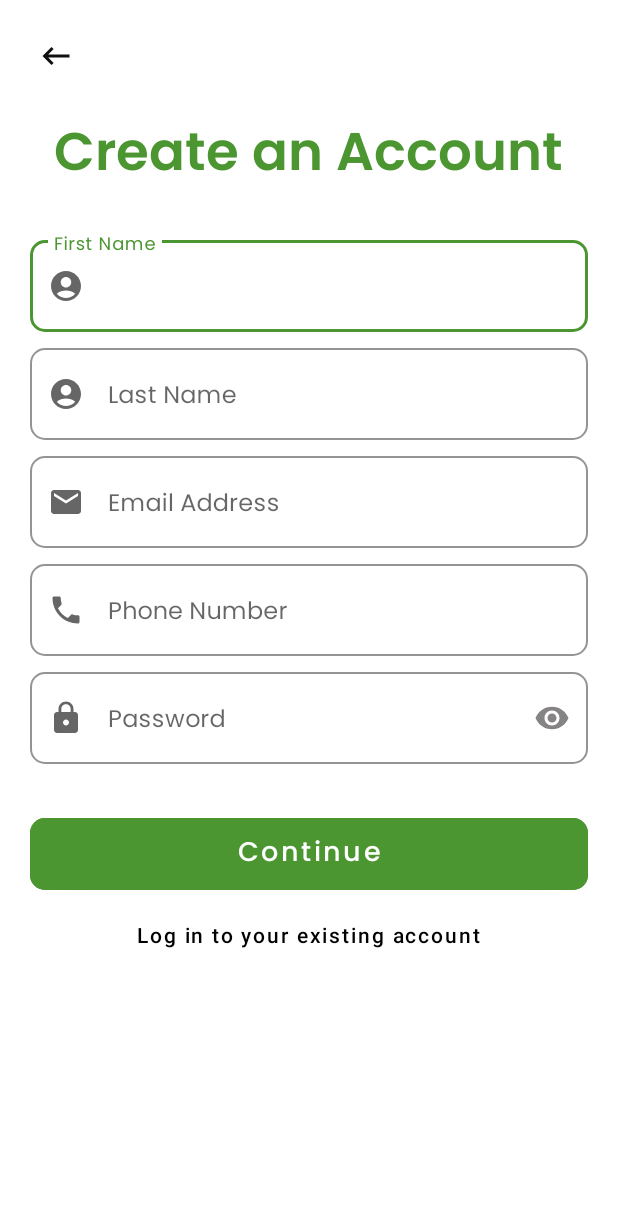
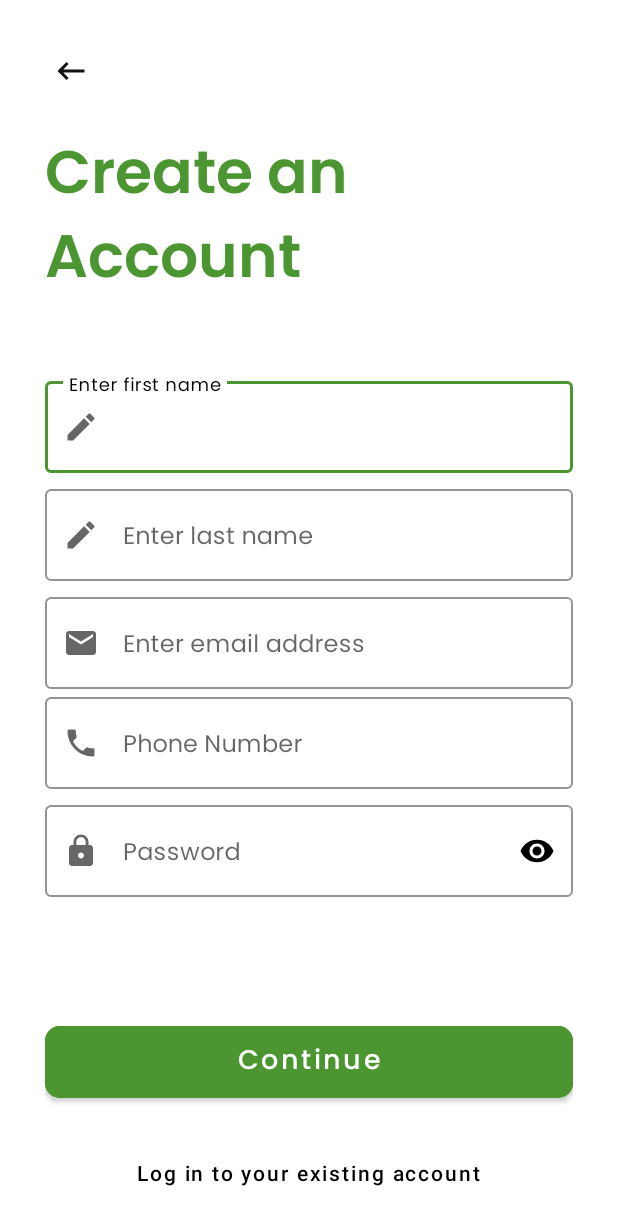
Before and after one commit to ziennn/LuminousBank, an Android app: the Register screen opened directly, with no data from a screen before it, on a phone screen of 412 x 824 dp. Shown: the top 1225 px of the screen. Run offline under Robolectric (Android 15) with nearby library versions, the phone set to English and light mode, and no system bars; our stand-ins replace Firebase (no records; nobody signed in at launch, a user with empty details on screens opened directly).

Commit message:
Revert "edit designs"
This reverts commit e27a0cbf

```diff
--- a/app/build.gradle
+++ b/app/build.gradle
@@ -38,7 +38,6 @@ dependencies {
     implementation 'androidx.constraintlayout:constraintlayout:2.1.4'
     implementation 'com.google.firebase:firebase-database:20.0.5'
     implementation 'com.google.firebase:firebase-auth:21.0.5'
-    implementation 'androidx.legacy:legacy-support-v4:1.0.0'
     testImplementation 'junit:junit:4.13.2'
     androidTestImplementation 'androidx.test.ext:junit:1.1.3'
     androidTestImplementation 'androidx.test.espresso:espresso-core:3.4.0'
--- a/app/src/main/res/layout/activity_home.xml
+++ b/app/src/main/res/layout/activity_home.xml
@@ -56,11 +56,11 @@
         android:layout_height="60dp"
         android:backgroundTint="@color/green"
         android:fontFamily="@font/poppins"
-        android:onClick="callSignUpScreen"
         android:text="OPEN NEW ACCOUNT"
         android:textColor="@color/white"
         android:textSize="16sp"
         app:cornerRadius="10dp"
+        android:onClick="callSignUpScreen"
         app:layout_constraintBottom_toBottomOf="parent"
         app:layout_constraintEnd_toEndOf="parent"
         app:layout_constraintStart_toStartOf="parent"
--- a/app/src/main/res/layout/activity_register.xml
+++ b/app/src/main/res/layout/activity_register.xml
@@ -5,9 +5,9 @@
     android:layout_width="match_parent"
     android:layout_height="match_parent"
     android:background="@color/white"
-    android:padding="20dp"
+    android:visibility="visible"
+    android:padding="30dp"
     android:transitionName="transition_signup"
-    android:visibility="visible"
     tools:context=".Register">
 
 
@@ -23,54 +23,51 @@
             android:layout_height="wrap_content"
             android:padding="5dp"
             android:src="@drawable/ic_baseline_back"
-            android:transitionName="transition_back_btn" />
+            android:transitionName="transition_back_btn"/>
+
 
 
         <TextView
             android:id="@+id/Signup_title_text"
             android:layout_width="wrap_content"
             android:layout_height="wrap_content"
-            android:layout_gravity="center"
+            android:text="Create an\nAccount"
+            android:textColor="@color/green"
+            android:textSize="40sp"
+            android:fontFamily="@font/poppins_semibold"
             android:layout_marginTop="20dp"
-            android:fontFamily="@font/poppins_semibold"
-            android:text="Create an Account"
-            android:textColor="@color/green"
-            android:textSize="35sp"
-            android:transitionName="transition_title_text" />
+            android:transitionName="transition_title_text"/>
 
 
         <LinearLayout
             android:layout_width="match_parent"
             android:layout_height="wrap_content"
-            android:layout_marginTop="20dp"
+            android:layout_marginTop="40dp"
             android:orientation="vertical">
 
             <!--First Name-->
             <com.google.android.material.textfield.TextInputLayout
                 android:id="@+id/firstName"
-                style="@style/Widget.MaterialComponents.TextInputLayout.OutlinedBox"
                 android:layout_width="match_parent"
                 android:layout_height="wrap_content"
+                style="@style/Widget.MaterialComponents.TextInputLayout.OutlinedBox"
                 android:hint="@string/enterfn"
-                android:paddingBottom="5dp"
-                app:boxCornerRadiusBottomEnd="10dp"
-                app:boxCornerRadiusBottomStart="10dp"
-                app:boxCornerRadiusTopEnd="10dp"
-                app:boxCornerRadiusTopStart="10dp"
+                app:hintTextColor="@color/black"
                 app:boxStrokeColor="@color/green"
                 app:boxStrokeWidthFocused="2dp"
                 app:endIconMode="clear_text"
-                app:endIconTint="@color/gray"
-                app:hintTextColor="@color/green"
-                app:startIconDrawable="@drawable/ic_baseline_account_circle_24">
+                app:endIconTint="@color/black"
+                android:layout_marginBottom="5dp"
+                app:startIconDrawable="@drawable/ic_baseline_edit_24">
 
 
                 <com.google.android.material.textfield.TextInputEditText
                     android:layout_width="match_parent"
                     android:layout_height="match_parent"
                     android:fontFamily="@font/poppins"
-                    android:inputType="text"
-                    android:textColor="@color/black"></com.google.android.material.textfield.TextInputEditText>
+                    android:textColor="@color/black"
+                    android:inputType="text">
+                </com.google.android.material.textfield.TextInputEditText>
 
 
             </com.google.android.material.textfield.TextInputLayout>
@@ -78,29 +75,26 @@
             <!--Last Name-->
             <com.google.android.material.textfield.TextInputLayout
                 android:id="@+id/lastName"
-                style="@style/Widget.MaterialComponents.TextInputLayout.OutlinedBox"
                 android:layout_width="match_parent"
                 android:layout_height="wrap_content"
+                style="@style/Widget.MaterialComponents.TextInputLayout.OutlinedBox"
                 android:hint="@string/enterln"
-                android:paddingBottom="5dp"
-                app:boxCornerRadiusBottomEnd="10dp"
-                app:boxCornerRadiusBottomStart="10dp"
-                app:boxCornerRadiusTopEnd="10dp"
-                app:boxCornerRadiusTopStart="10dp"
+                app:hintTextColor="@color/black"
                 app:boxStrokeColor="@color/green"
                 app:boxStrokeWidthFocused="2dp"
                 app:endIconMode="clear_text"
-                app:endIconTint="@color/gray"
-                app:hintTextColor="@color/green"
-                app:startIconDrawable="@drawable/ic_baseline_account_circle_24">
+                app:endIconTint="@color/black"
+                android:layout_marginBottom="5dp"
+                app:startIconDrawable="@drawable/ic_baseline_edit_24">
 
 
                 <com.google.android.material.textfield.TextInputEditText
                     android:layout_width="match_parent"
                     android:layout_height="match_parent"
                     android:fontFamily="@font/poppins"
-                    android:inputType="text"
-                    android:textColor="@color/black"></com.google.android.material.textfield.TextInputEditText>
+                    android:textColor="@color/black"
+                    android:inputType="text">
+                </com.google.android.material.textfield.TextInputEditText>
 
 
             </com.google.android.material.textfield.TextInputLayout>
@@ -108,20 +102,15 @@
             <!--Email-->
             <com.google.android.material.textfield.TextInputLayout
                 android:id="@+id/email"
-                style="@style/Widget.MaterialComponents.TextInputLayout.OutlinedBox"
                 android:layout_width="match_parent"
                 android:layout_height="wrap_content"
+                style="@style/Widget.MaterialComponents.TextInputLayout.OutlinedBox"
                 android:hint="@string/enteremail"
-                android:paddingBottom="5dp"
-                app:boxCornerRadiusBottomEnd="10dp"
-                app:boxCornerRadiusBottomStart="10dp"
-                app:boxCornerRadiusTopEnd="10dp"
-                app:boxCornerRadiusTopStart="10dp"
+                app:hintTextColor="@color/black"
                 app:boxStrokeColor="@color/green"
                 app:boxStrokeWidthFocused="2dp"
                 app:endIconMode="clear_text"
-                app:endIconTint="@color/gray"
-                app:hintTextColor="@color/green"
+                app:endIconTint="@color/black"
                 app:startIconDrawable="@drawable/ic_baseline_email_24">
 
 
@@ -129,8 +118,9 @@
                     android:layout_width="match_parent"
                     android:layout_height="match_parent"
                     android:fontFamily="@font/poppins"
-                    android:inputType="textEmailAddress"
-                    android:textColor="@color/black"></com.google.android.material.textfield.TextInputEditText>
+                    android:textColor="@color/black"
+                    android:inputType="textEmailAddress">
+                </com.google.android.material.textfield.TextInputEditText>
 
 
             </com.google.android.material.textfield.TextInputLayout>
@@ -139,21 +129,15 @@
 
             <com.google.android.material.textfield.TextInputLayout
                 android:id="@+id/phoneNo"
-                style="@style/Widget.MaterialComponents.TextInputLayout.OutlinedBox"
                 android:layout_width="match_parent"
                 android:layout_height="wrap_content"
+                style="@style/Widget.MaterialComponents.TextInputLayout.OutlinedBox"
                 android:hint="Phone Number"
-                android:paddingBottom="5dp"
-                app:boxCornerRadiusBottomEnd="10dp"
-                app:boxCornerRadiusBottomStart="10dp"
-                app:boxCornerRadiusTopEnd="10dp"
-                app:boxCornerRadiusTopStart="10dp"
+                app:hintTextColor="@color/black"
                 app:boxStrokeColor="@color/green"
                 app:boxStrokeWidthFocused="2dp"
-                app:endIconTint="@color/gray"
-                app:hintTextColor="@color/green"
-                app:prefixText="+63"
-                app:prefixTextColor="@color/black"
+                app:endIconTint="@color/black"
+                android:paddingBottom="5dp"
                 app:startIconDrawable="@drawable/ic_baseline_phone_24">
 
 
@@ -161,37 +145,36 @@
                     android:layout_width="match_parent"
                     android:layout_height="match_parent"
                     android:fontFamily="@font/poppins"
-                    android:inputType="phone"
-                    android:textColor="@color/black"></com.google.android.material.textfield.TextInputEditText>
+                    android:textColor="@color/black"
+                    android:inputType="phone">
+                </com.google.android.material.textfield.TextInputEditText>
 
 
             </com.google.android.material.textfield.TextInputLayout>
 
 
+
             <!--Password-->
             <com.google.android.material.textfield.TextInputLayout
                 android:id="@+id/password"
-                style="@style/Widget.MaterialComponents.TextInputLayout.OutlinedBox"
                 android:layout_width="match_parent"
                 android:layout_height="wrap_content"
+                style="@style/Widget.MaterialComponents.TextInputLayout.OutlinedBox"
                 android:hint="Password"
-                app:boxCornerRadiusBottomEnd="10dp"
-                app:boxCornerRadiusBottomStart="10dp"
-                app:boxCornerRadiusTopEnd="10dp"
-                app:boxCornerRadiusTopStart="10dp"
+                app:hintTextColor="@color/black"
                 app:boxStrokeColor="@color/green"
                 app:boxStrokeWidthFocused="2dp"
                 app:endIconMode="password_toggle"
-                app:endIconTint="@color/gray"
-                app:hintTextColor="@color/green"
+                app:endIconTint="@color/black"
                 app:startIconDrawable="@drawable/ic_baseline_lock_24">
 
                 <com.google.android.material.textfield.TextInputEditText
                     android:layout_width="match_parent"
                     android:layout_height="match_parent"
                     android:fontFamily="@font/poppins"
-                    android:inputType="textPassword"
-                    android:textColor="@color/black"></com.google.android.material.textfield.TextInputEditText>
+                    android:textColor="@color/black"
+                    android:inputType="textPassword">
+                </com.google.android.material.textfield.TextInputEditText>
 
 
             </com.google.android.material.textfield.TextInputLayout>
@@ -203,16 +186,16 @@
             android:id="@+id/reg_btn"
             android:layout_width="match_parent"
             android:layout_height="60dp"
-            android:layout_marginTop="30dp"
+            android:layout_marginTop="80dp"
             android:backgroundTint="@color/green"
             android:fontFamily="@font/poppins_medium"
-            android:onClick="registerUser"
             android:text="Continue"
             android:textAllCaps="false"
             android:textColor="@color/white"
             android:textSize="18sp"
+            app:cornerRadius="10dp"
             android:transitionName="transition_next_btn"
-            app:cornerRadius="10dp" />
+            android:onClick="registerUser"/>
         <!--android:onClick="registerUser"-->
 
         <!--Login Existing Button-->
@@ -221,12 +204,13 @@
             android:layout_width="wrap_content"
             android:layout_height="wrap_content"
             android:layout_gravity="center"
+            android:layout_marginTop="20dp"
             android:background="@android:color/transparent"
+            android:textAllCaps="false"
+            android:text="Log in to your existing account"
             android:elevation="5dp"
+            android:textColor="@color/black"
             android:onClick="callLoginFromSignUp"
-            android:text="Log in to your existing account"
-            android:textAllCaps="false"
-            android:textColor="@color/black"
             android:transitionName="transition_login_btn" />
 
 
--- a/app/src/main/res/layout/activity_terms_and_agreement.xml
+++ b/app/src/main/res/layout/activity_terms_and_agreement.xml
@@ -22,12 +22,12 @@
             android:gravity="center"
             android:text="@string/data_privacy"
             android:textColor="@color/green"
-            android:textSize="35sp" />
+            android:textSize="40sp" />
 
         <!--Texts-->
         <ScrollView
             android:layout_width="match_parent"
-            android:layout_height="550dp"
+            android:layout_height="600dp"
             android:fadingEdge="none"
             android:paddingHorizontal="10dp">
 
--- a/app/src/main/res/values/strings.xml
+++ b/app/src/main/res/values/strings.xml
@@ -4,11 +4,11 @@
     <string name="logo">logo</string>
     <string name="login">LOGIN</string>
     <string name="email">Email</string>
-    <string name="enteremail">Email Address</string>
+    <string name="enteremail">Enter email address</string>
     <string name="create">CREATE AN\nACCOUNT</string>
     <string name="acc">ACCOUNT</string>
-    <string name="enterfn">First Name</string>
-    <string name="enterln">Last Name</string>
+    <string name="enterfn">Enter first name</string>
+    <string name="enterln">Enter last name</string>
     <string name="forget_password_detail">Provide your accounts email\nfor which you want to reset your password</string>
     <string name="make_selection_detail">Select which contact detail should we use\nto reset your password?</string>
     <string name="new_credentials_detail">Your identity has been verified\nSet your new password</string>
@@ -43,7 +43,5 @@
     <string name="accountType">Send Money</string>
     <string name="sendMoneyMessage">Message:</string>
     <string name="sendMoneyInfo">Please ensure all information is correct.\nClicking \"SEND\" button means that you have validated all information and confirms it \nto be correct.</string>
-    <!-- TODO: Remove or change this placeholder text -->
-    <string name="hello_blank_fragment">Hello blank fragment</string>
 
 </resources>
```
Also changed, not shown: app/src/main/java/com/example/luminousbank/Dashboard2.java (deleted, +0 -64 lines), app/src/main/res/layout/activity_forget_password.xml (+16 -22 lines), app/src/main/res/layout/activity_login.xml (+17 -24 lines), app/src/main/res/layout/activity_register3.xml (+20 -21 lines), app/src/main/res/layout/activity_verify_phone_no.xml (+5 -7 lines), app/src/main/res/layout/fragment_dashboard2.xml (deleted, +0 -15 lines).
